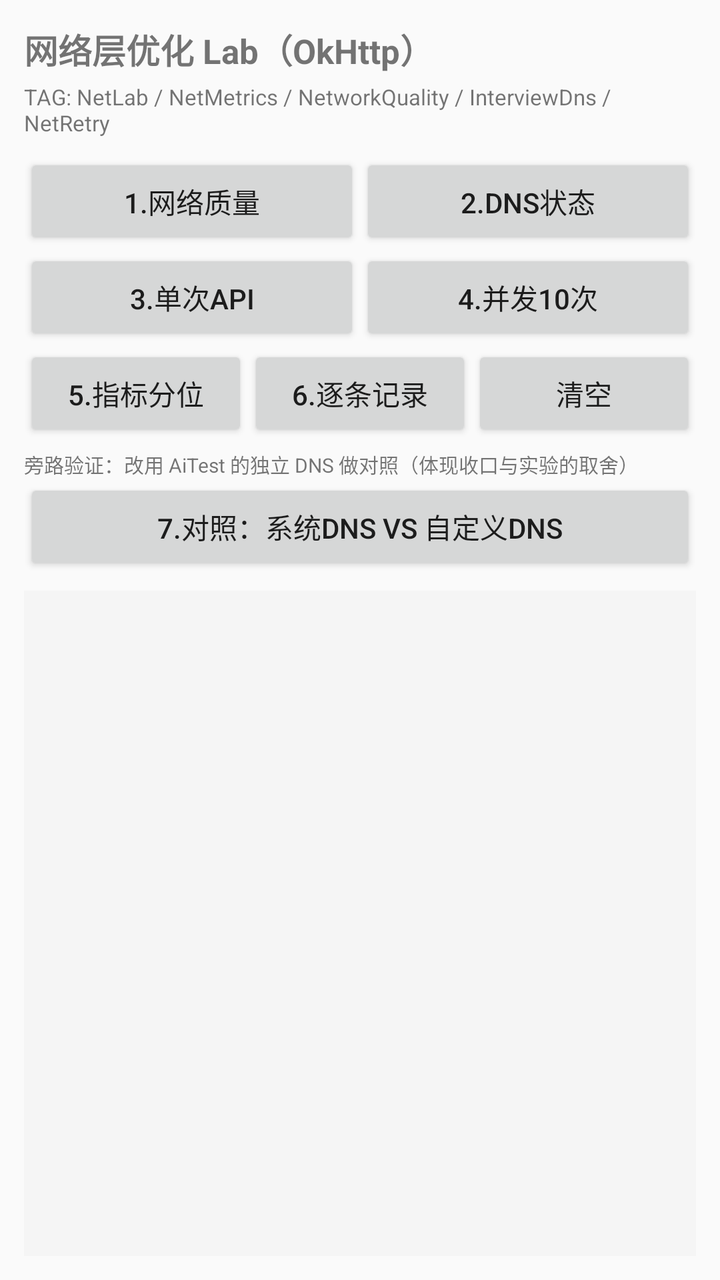
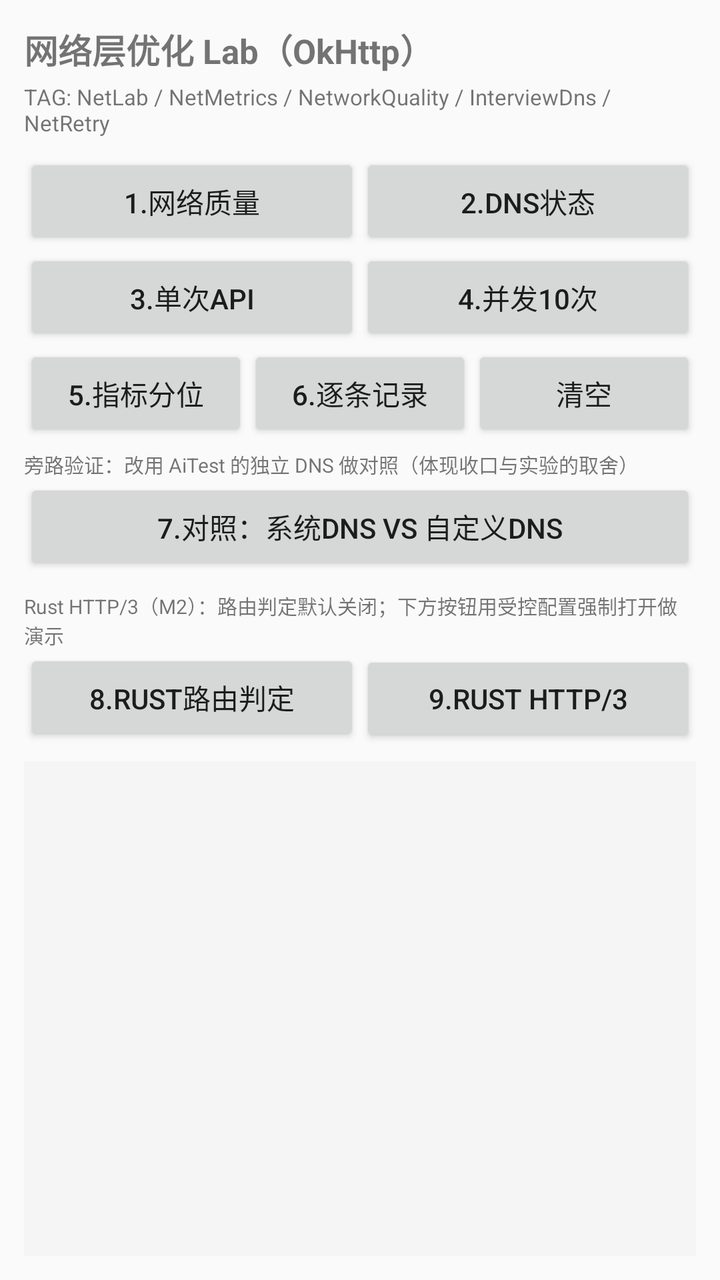

An Android layout rendered at two revisions. The XML below is the earlier revision; the diff shows what the commit changed to produce the second picture.
<!-- AndroidManifest.xml: activity theme Theme.MyApplication.AppCompat -->
<!-- res/layout/activity_net_lab.xml -->
<?xml version="1.0" encoding="utf-8"?>
<LinearLayout xmlns:android="http://schemas.android.com/apk/res/android"
    android:layout_width="match_parent"
    android:layout_height="match_parent"
    android:orientation="vertical"
    android:padding="12dp">

    <TextView
        android:layout_width="match_parent"
        android:layout_height="wrap_content"
        android:text="网络层优化 Lab（OkHttp）"
        android:textSize="17sp"
        android:textStyle="bold" />

    <TextView
        android:layout_width="match_parent"
        android:layout_height="wrap_content"
        android:layout_marginTop="4dp"
        android:text="TAG: NetLab / NetMetrics / NetworkQuality / InterviewDns / NetRetry"
        android:textSize="11sp" />

    <LinearLayout
        android:layout_width="match_parent"
        android:layout_height="wrap_content"
        android:layout_marginTop="8dp"
        android:orientation="horizontal">

        <Button
            android:id="@+id/btn_quality"
            android:layout_width="0dp"
            android:layout_height="wrap_content"
            android:layout_weight="1"
            android:text="1.网络质量" />

        <Button
            android:id="@+id/btn_dns"
            android:layout_width="0dp"
            android:layout_height="wrap_content"
            android:layout_weight="1"
            android:text="2.DNS状态" />
    </LinearLayout>

    <LinearLayout
        android:layout_width="match_parent"
        android:layout_height="wrap_content"
        android:orientation="horizontal">

        <Button
            android:id="@+id/btn_single"
            android:layout_width="0dp"
            android:layout_height="wrap_content"
            android:layout_weight="1"
            android:text="3.单次API" />

        <Button
            android:id="@+id/btn_burst"
            android:layout_width="0dp"
            android:layout_height="wrap_content"
            android:layout_weight="1"
            android:text="4.并发10次" />
    </LinearLayout>

    <LinearLayout
        android:layout_width="match_parent"
        android:layout_height="wrap_content"
        android:orientation="horizontal">

        <Button
            android:id="@+id/btn_summary"
            android:layout_width="0dp"
            android:layout_height="wrap_content"
            android:layout_weight="1"
            android:text="5.指标分位" />

        <Button
            android:id="@+id/btn_records"
            android:layout_width="0dp"
            android:layout_height="wrap_content"
            android:layout_weight="1"
            android:text="6.逐条记录" />

        <Button
            android:id="@+id/btn_clear"
            android:layout_width="0dp"
            android:layout_height="wrap_content"
            android:layout_weight="1"
            android:text="清空" />
    </LinearLayout>

    <TextView
        android:layout_width="match_parent"
        android:layout_height="wrap_content"
        android:layout_marginTop="4dp"
        android:text="旁路验证：改用 AiTest 的独立 DNS 做对照（体现收口与实验的取舍）"
        android:textSize="10sp" />

    <Button
        android:id="@+id/btn_raw_dns"
        android:layout_width="match_parent"
        android:layout_height="wrap_content"
        android:text="7.对照：系统DNS vs 自定义DNS" />

    <ScrollView
        android:layout_width="match_parent"
        android:layout_height="0dp"
        android:layout_marginTop="8dp"
        android:layout_weight="1"
        android:background="#F5F5F5">

        <TextView
            android:id="@+id/tv_output"
            android:layout_width="match_parent"
            android:layout_height="wrap_content"
            android:fontFamily="monospace"
            android:padding="8dp"
            android:textSize="11sp" />
    </ScrollView>

</LinearLayout>
<!-- resources referenced by this layout -->
<resources>
  <style name="Theme.MyApplication.AppCompat" parent="Theme.AppCompat.Light.NoActionBar" />
</resources>

<!-- the commit's change to res/layout/activity_net_lab.xml (unified diff, before → after) -->
@@ -100,6 +100,33 @@
         android:layout_height="wrap_content"
         android:text="7.对照：系统DNS vs 自定义DNS" />
 
+    <TextView
+        android:layout_width="match_parent"
+        android:layout_height="wrap_content"
+        android:layout_marginTop="8dp"
+        android:text="Rust HTTP/3（M2）：路由判定默认关闭；下方按钮用受控配置强制打开做演示"
+        android:textSize="10sp" />
+
+    <LinearLayout
+        android:layout_width="match_parent"
+        android:layout_height="wrap_content"
+        android:orientation="horizontal">
+
+        <Button
+            android:id="@+id/btn_rust_route"
+            android:layout_width="0dp"
+            android:layout_height="wrap_content"
+            android:layout_weight="1"
+            android:text="8.Rust路由判定" />
+
+        <Button
+            android:id="@+id/btn_rust_fetch"
+            android:layout_width="0dp"
+            android:layout_height="wrap_content"
+            android:layout_weight="1"
+            android:text="9.Rust HTTP/3" />
+    </LinearLayout>
+
     <ScrollView
         android:layout_width="match_parent"
         android:layout_height="0dp"
